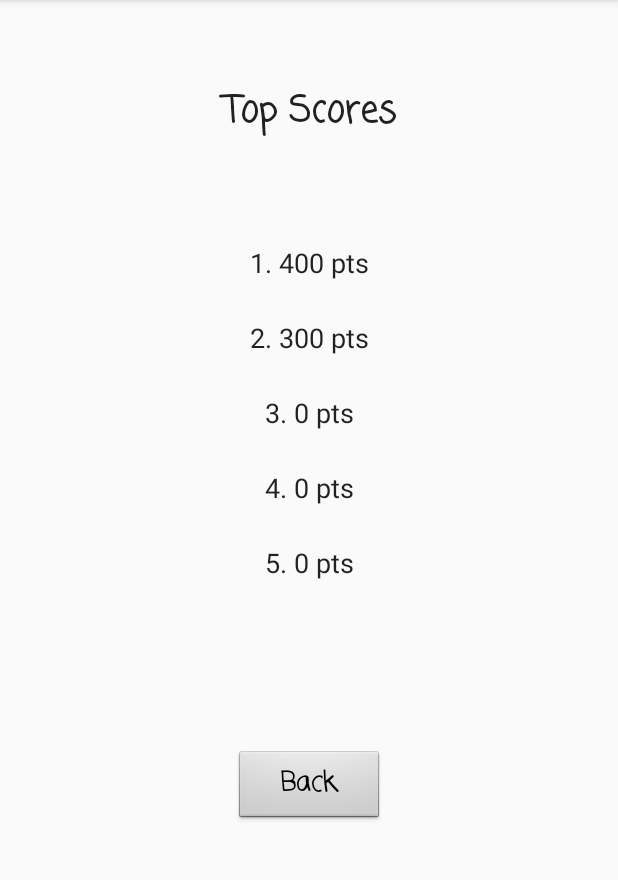
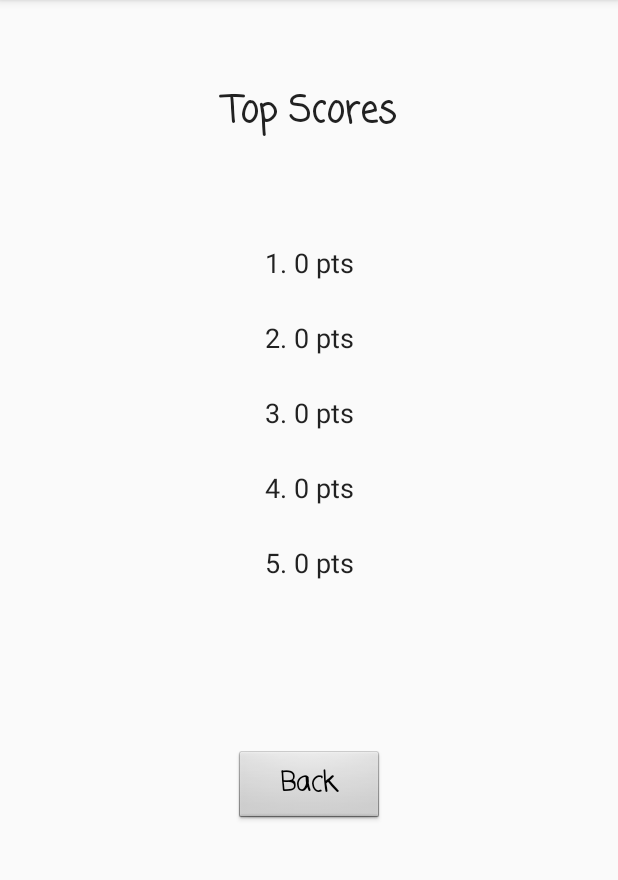
Before and after one commit to smlc/challengeAndroid, an Android app: the ScoreActivity screen opened directly, with no data from a screen before it, on a phone screen of 412 x 824 dp, the part 84-964 px from its top. Run offline under Robolectric (Android 15) with nearby library versions, the phone set to English and light mode, and no system bars; 3 statements that could not run were skipped.

Commit message:
Modification of score

```diff
--- a/app/src/main/java/m2dl/mobe/android/project/challengeandroid/Activity/ScoreActivity.java
+++ b/app/src/main/java/m2dl/mobe/android/project/challengeandroid/Activity/ScoreActivity.java
@@ -18,7 +18,7 @@ public class ScoreActivity extends AppCompatActivity {
 
     private Button buttonBack;
     private TextView tvScore1, tvScore2, tvScore3, tvScore4, tvScore5;
-    private Score score;
+    private Score score = MainActivity.score;
     private int[] topScores = new int[5];
 
     @Override
@@ -32,9 +32,6 @@ public class ScoreActivity extends AppCompatActivity {
         tvScore4 = (TextView) findViewById(R.id.tvScore4);
         tvScore5 = (TextView) findViewById(R.id.tvScore5);
 
-        score = new Score();
-        score.addPoint(400);
-        score.addPoint(300);
         score.sortList(score.getList());
         for (int i=0; i<5; i++) {
             int p = 0;
--- a/app/src/main/res/layout/activity_play_music.xml
+++ b/app/src/main/res/layout/activity_play_music.xml
@@ -6,4 +6,10 @@
     android:layout_height="match_parent"
     tools:context="m2dl.mobe.android.project.challengeandroid.Activity.PlayMusicActivity">
 
+    <TextView
+        android:text="Score"
+        android:layout_width="wrap_content"
+        android:layout_height="20dp"
+        android:id="@+id/tvGameScore"
+        android:textSize="14sp" />
 </RelativeLayout>
```
